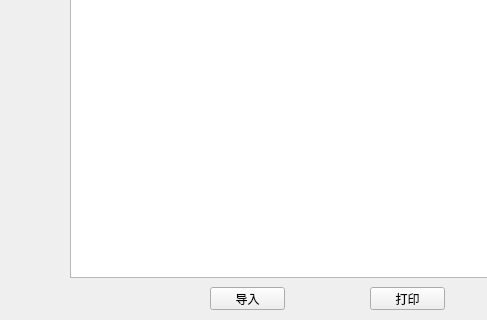
This is ui/poll_main.ui in yuyan235813/balance_platform as Qt 5 draws it before an edit; both pictures show x 0 to 487 and y 323 to 643 of the 710 by 643 pixel window. The edited form follows.
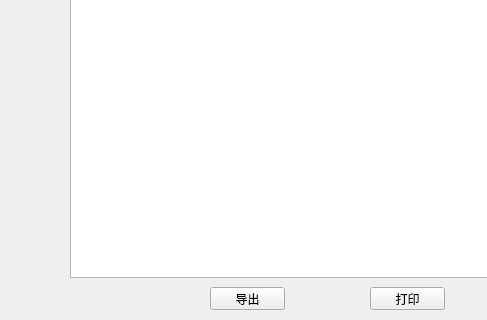
This is the edited form.

Patch:
```diff
--- a/ui/poll_main.ui
+++ b/ui/poll_main.ui
@@ -276,7 +276,7 @@
     </rect>
    </property>
    <property name="text">
-    <string>导入</string>
+    <string>导出</string>
    </property>
   </widget>
   <widget class="QPushButton" name="pushButton_2">
```
Left out of the diff: 4 changed lines with no effect on the pictures.
